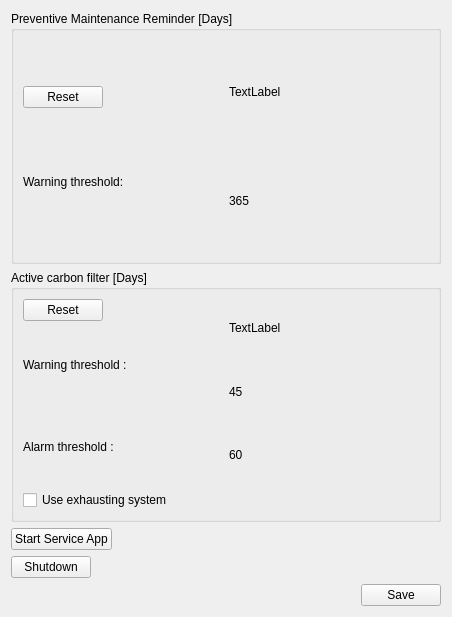
Liyezhong/Master, file HimalayaMain/Gui/Components/Settings/Forms/ServiceSettingsWidget.ui: the form before one commit.
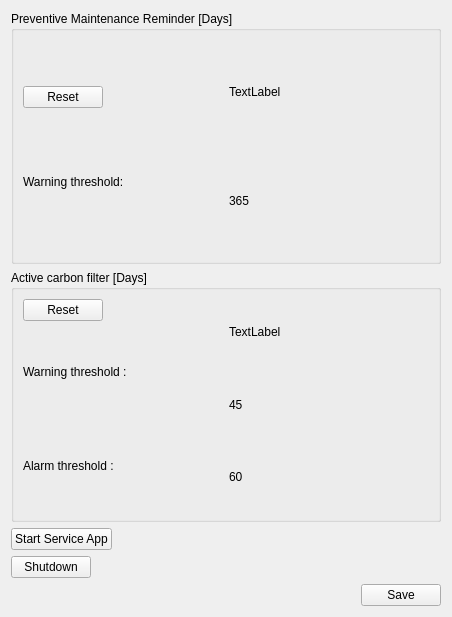
The form after the commit.

Commit message: 1.Some improvements for service settings. 2.Removed cleaning reagent strips.

The edit to the form file:
```diff
--- a/HimalayaMain/Gui/Components/Settings/Forms/ServiceSettingsWidget.ui
+++ b/HimalayaMain/Gui/Components/Settings/Forms/ServiceSettingsWidget.ui
@@ -162,13 +162,6 @@
           </item>
          </layout>
         </item>
-        <item>
-         <widget class="QCheckBox" name="checkBoxUseExhaustSystem">
-          <property name="text">
-           <string>Use exhausting system</string>
-          </property>
-         </widget>
-        </item>
        </layout>
       </widget>
      </item>
```
The commit also changes 4 other files.
